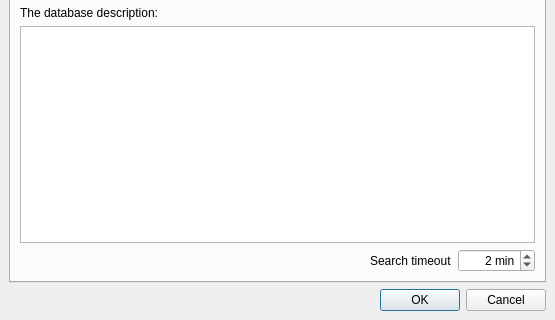
The window that src/plugins/remote_blast/src/ui/RemoteBLASTDialog.ui (violethaze74/ugene) describes before a commit, drawn with Qt 5; both pictures show x 0 to 555 and y 172 to 492 of the 555 by 492 pixel window.
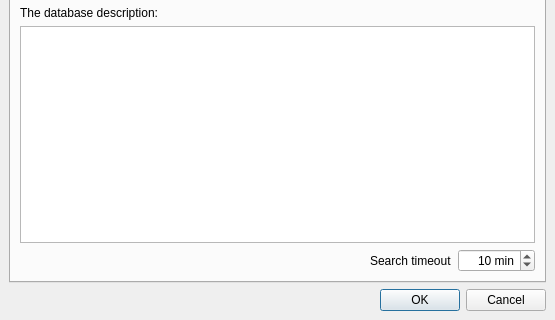
The same window after the commit. The open tabs and pages were chosen to show the change.

The edit to the form file:
```diff
--- a/src/plugins/remote_blast/src/ui/RemoteBLASTDialog.ui
+++ b/src/plugins/remote_blast/src/ui/RemoteBLASTDialog.ui
@@ -290,7 +290,7 @@
             <number>1</number>
            </property>
            <property name="value">
-            <number>2</number>
+            <number>10</number>
            </property>
           </widget>
          </item>
```
Left out of the diff: 2 changed lines with no effect on the pictures.
